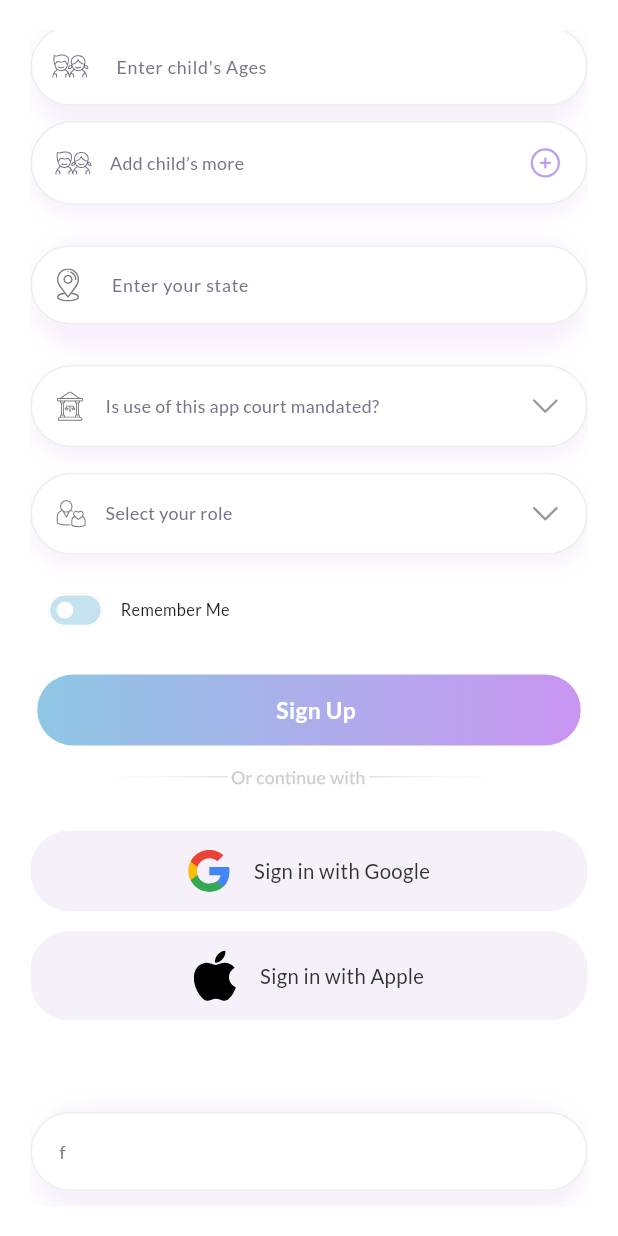
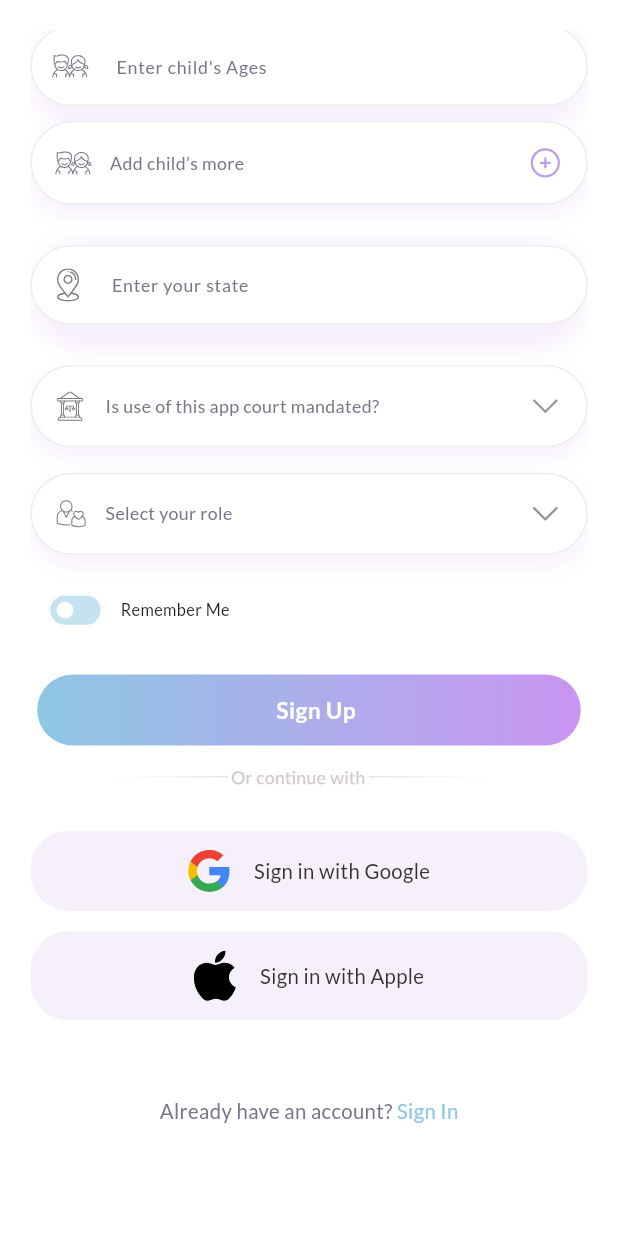
Before and after one commit to RaihanRafi01/parent_bridge, a Flutter app: the SignUpView screen opened directly, scrolled down 676 dp, on a phone screen of 412 x 824 dp. Run offline on Flutter 3.47's test engine with Material 3 defaults, Android fonts, the phone set to English and light mode, and no system bars; our stand-ins replace flutter_screenutil, flutter_svg, get, google_fonts.

Commit message:
clean up

```diff
--- a/lib/app/modules/authentication/views/sign_up_view.dart
+++ b/lib/app/modules/authentication/views/sign_up_view.dart
@@ -590,8 +590,6 @@ class SignUpView extends GetView<AuthenticationController> {
 
                   SizedBox(height: 60.h),
 
-                  CustomTextField(hintText: 'f', controller: controller.childAgeController),
-
                   Row(
                     mainAxisAlignment: MainAxisAlignment.center,
                     children: [
```
